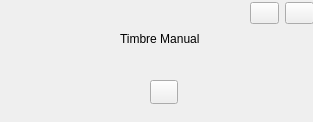
Above: src/Manual/manual.ui from CodibaGabrielGarciaMarguez/TimbreAutomatizado before the change. Below: the same form after it.
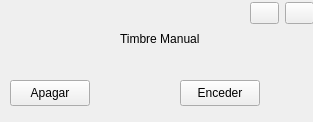
That is the form after the change. Icons and pictures are not drawn.

```diff
--- a/src/Manual/manual.ui
+++ b/src/Manual/manual.ui
@@ -13,6 +13,10 @@
   <property name="windowTitle">
    <string>Form</string>
   </property>
+  <property name="styleSheet">
+   <string notr="true">font: 75 italic 10pt &quot;Clear Sans&quot;;
+font rgb(239, 41, 41)</string>
+  </property>
   <widget class="QLabel" name="label">
    <property name="geometry">
     <rect>
@@ -29,14 +33,14 @@
   <widget class="QPushButton" name="timbreBtn">
    <property name="geometry">
     <rect>
-     <x>150</x>
+     <x>180</x>
      <y>80</y>
-     <width>28</width>
-     <height>24</height>
+     <width>80</width>
+     <height>26</height>
     </rect>
    </property>
    <property name="text">
-    <string/>
+    <string>Enceder</string>
    </property>
    <property name="icon">
     <iconset>
@@ -77,6 +81,23 @@
     </item>
    </layout>
   </widget>
+  <widget class="QPushButton" name="apagarBtn">
+   <property name="geometry">
+    <rect>
+     <x>10</x>
+     <y>80</y>
+     <width>80</width>
+     <height>26</height>
+    </rect>
+   </property>
+   <property name="text">
+    <string>Apagar</string>
+   </property>
+   <property name="icon">
+    <iconset>
+     <normaloff>:/new/prefix1/resource/timbreOff.png</normaloff>:/new/prefix1/resource/timbreOff.png</iconset>
+   </property>
+  </widget>
  </widget>
  <resources>
   <include location="../../resources.qrc"/>
```
